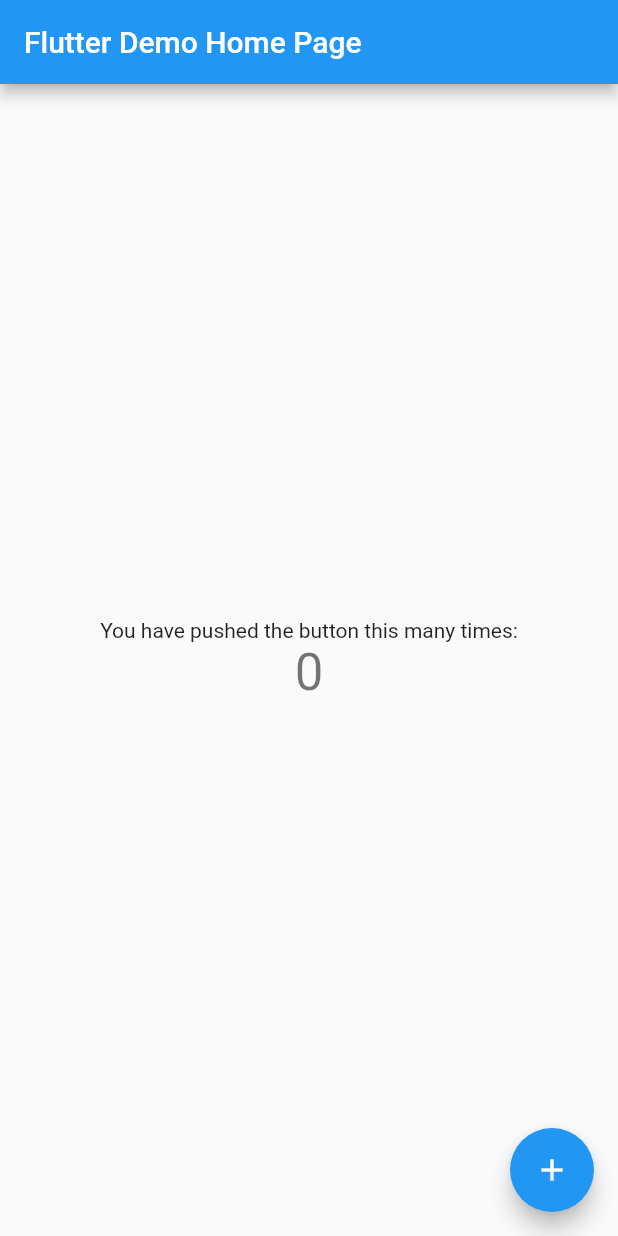
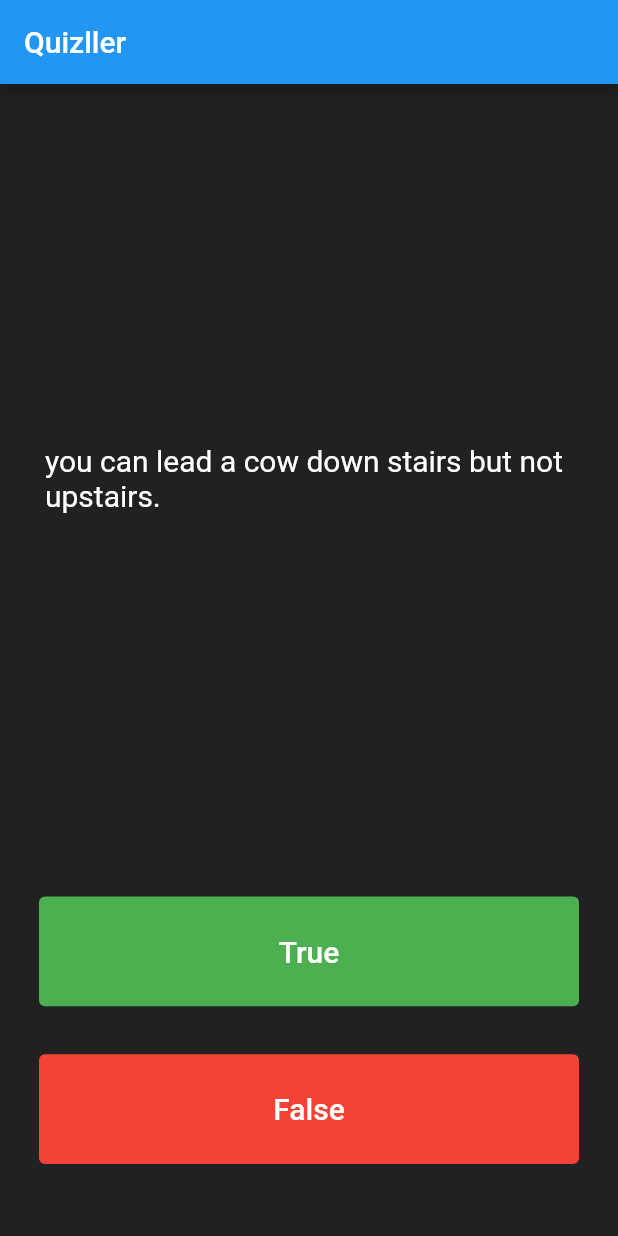
Before and after one commit to pb-droid93/quizller, a Flutter app: the screen it shows after launch, on a phone screen of 412 x 824 dp. Run offline on Flutter 3.47's test engine with Material 2 defaults, Android fonts, the phone set to English and light mode, and no system bars.

Commit message:
custom button and answer added

```diff
--- a/lib/main.dart
+++ b/lib/main.dart
@@ -1,115 +1,31 @@
 import 'package:flutter/material.dart';
+import 'package:quizller/quiz.dart';
 
 void main() {
-  runApp(const MyApp());
+  runApp(const QuizllerApp());
 }
 
-class MyApp extends StatelessWidget {
-  const MyApp({super.key});
+class QuizllerApp extends StatelessWidget {
+  const QuizllerApp({super.key});
 
-  // This widget is the root of your application.
   @override
   Widget build(BuildContext context) {
     return MaterialApp(
-      title: 'Flutter Demo',
-      theme: ThemeData(
-        // This is the theme of your application.
-        //
-        // Try running your application with "flutter run". You'll see the
-        // application has a blue toolbar. Then, without quitting the app, try
-        // changing the primarySwatch below to Colors.green and then invoke
-        // "hot reload" (press "r" in the console where you ran "flutter run",
-        // or simply save your changes to "hot reload" in a Flutter IDE).
-        // Notice that the counter didn't reset back to zero; the application
-        // is not restarted.
-        primarySwatch: Colors.blue,
+      home: Scaffold(
+        appBar: AppBar(
+          title: const Text(
+            'Quizller',
+            style: TextStyle(color: Colors.white),
+          ),
+        ),
+        backgroundColor: Colors.grey.shade900,
+        body: const SafeArea(
+          child: Padding(
+            padding: EdgeInsets.symmetric(horizontal: 10.0),
+            child: QuizPage(),
+          ),
+        ),
       ),
-      home: const MyHomePage(title: 'Flutter Demo Home Page'),
     );
   }
 }
-
-class MyHomePage extends StatefulWidget {
-  const MyHomePage({super.key, required this.title});
-
-  // This widget is the home page of your application. It is stateful, meaning
-  // that it has a State object (defined below) that contains fields that affect
-  // how it looks.
-
-  // This class is the configuration for the state. It holds the values (in this
-  // case the title) provided by the parent (in this case the App widget) and
-  // used by the build method of the State. Fields in a Widget subclass are
-  // always marked "final".
-
-  final String title;
-
-  @override
-  State<MyHomePage> createState() => _MyHomePageState();
-}
-
-class _MyHomePageState extends State<MyHomePage> {
-  int _counter = 0;
-
-  void _incrementCounter() {
-    setState(() {
-      // This call to setState tells the Flutter framework that something has
-      // changed in this State, which causes it to rerun the build method below
-      // so that the display can reflect the updated values. If we changed
-      // _counter without calling setState(), then the build method would not be
-      // called again, and so nothing would appear to happen.
-      _counter++;
-    });
-  }
-
-  @override
-  Widget build(BuildContext context) {
-    // This method is rerun every time setState is called, for instance as done
-    // by the _incrementCounter method above.
-    //
-    // The Flutter framework has been optimized to make rerunning build methods
-    // fast, so that you can just rebuild anything that needs updating rather
-    // than having to individually change instances of widgets.
-    return Scaffold(
-      appBar: AppBar(
-        // Here we take the value from the MyHomePage object that was created by
-        // the App.build method, and use it to set our appbar title.
-        title: Text(widget.title),
-      ),
-      body: Center(
-        // Center is a layout widget. It takes a single child and positions it
-        // in the middle of the parent.
-        child: Column(
-          // Column is also a layout widget. It takes a list of children and
-          // arranges them vertically. By default, it sizes itself to fit its
-          // children horizontally, and tries to be as tall as its parent.
-          //
-          // Invoke "debug painting" (press "p" in the console, choose the
-          // "Toggle Debug Paint" action from the Flutter Inspector in Android
-          // Studio, or the "Toggle Debug Paint" command in Visual Studio Code)
-          // to see the wireframe for each widget.
-          //
-          // Column has various properties to control how it sizes itself and
-          // how it positions its children. Here we use mainAxisAlignment to
-          // center the children vertically; the main axis here is the vertical
-          // axis because Columns are vertical (the cross axis would be
-          // horizontal).
-          mainAxisAlignment: MainAxisAlignment.center,
-          children: <Widget>[
-            const Text(
-              'You have pushed the button this many times:',
-            ),
-            Text(
-              '$_counter',
-              style: Theme.of(context).textTheme.headlineMedium,
-            ),
-          ],
-        ),
-      ),
-      floatingActionButton: FloatingActionButton(
-        onPressed: _incrementCounter,
-        tooltip: 'Increment',
-        child: const Icon(Icons.add),
-      ), // This trailing comma makes auto-formatting nicer for build methods.
-    );
-  }
-}
--- /dev/null
+++ b/lib/quiz.dart
@@ -0,0 +1,146 @@
+import 'package:flutter/material.dart';
+
+class QuizPage extends StatefulWidget {
+  const QuizPage({Key? key}) : super(key: key);
+
+  @override
+  State<QuizPage> createState() => _QuizPageState();
+}
+
+class _QuizPageState extends State<QuizPage> {
+  List<Icon> scoreKeeper = [];
+
+  List<String> question = [
+    'you can lead a cow down stairs but not upstairs.',
+    'Approximately one quarter of huma bones are in the feet.',
+    'A slug\'s blood is green.'
+  ];
+
+  List<bool> answer = [
+    false,
+    true,
+    false,
+  ];
+
+  int indexValue = 0;
+
+  @override
+  Widget build(BuildContext context) {
+    return Column(
+      mainAxisAlignment: MainAxisAlignment.spaceBetween,
+      crossAxisAlignment: CrossAxisAlignment.stretch,
+      children: [
+        Expanded(
+          flex: 5,
+          child: Padding(
+            padding: const EdgeInsets.all(20.0),
+            child: Center(
+              child: Text(
+                question[indexValue],
+                style: const TextStyle(
+                  color: Colors.white,
+                  fontSize: 20,
+                  fontStyle: FontStyle.normal,
+                ),
+              ),
+            ),
+          ),
+        ),
+        Expanded(
+          child: Padding(
+            padding: const EdgeInsets.all(16.0),
+            child: TextButton(
+              onPressed: () {
+                setState(() {
+                  if (indexValue == 2) {
+                    indexValue = 0;
+                  } else {
+                    indexValue++;
+                  }
+
+                  bool correctAns = answer[indexValue];
+                  if (correctAns == true) {
+                    scoreKeeper.add(
+                      const Icon(
+                        Icons.check,
+                        color: Colors.green,
+                      ),
+                    );
+                  } else {
+                    scoreKeeper.add(
+                      const Icon(
+                        Icons.close,
+                        color: Colors.red,
+                      ),
+                    );
+                  }
+                });
+              },
+              style: ButtonStyle(
+                backgroundColor: MaterialStateProperty.all(Colors.green),
+              ),
+              child: const Text(
+                'True',
+                style: TextStyle(
+                  color: Colors.white,
+                  fontSize: 20,
+                  fontStyle: FontStyle.normal,
+                ),
+              ),
+            ),
+          ),
+        ),
+        Expanded(
+          child: Padding(
+            padding: const EdgeInsets.all(16.0),
+            child: TextButton(
+              onPressed: () {
+                setState(() {
+                  if (indexValue == 2) {
+                    indexValue = 0;
+                  } else {
+                    indexValue++;
+                  }
+
+                  bool correctAns = answer[indexValue];
+                  if (correctAns == false) {
+                    scoreKeeper.add(
+                      const Icon(
+                        Icons.check,
+                        color: Colors.green,
+                      ),
+                    );
+                  } else {
+                    scoreKeeper.add(
+                      const Icon(
+                        Icons.close,
+                        color: Colors.red,
+                      ),
+                    );
+                  }
+                });
+              },
+              style: ButtonStyle(
+                backgroundColor: MaterialStateProperty.all(Colors.red),
+              ),
+              child: const Text(
+                'False',
+                style: TextStyle(
+                  color: Colors.white,
+                  fontSize: 20,
+                  fontStyle: FontStyle.normal,
+                ),
+              ),
+            ),
+          ),
+        ),
+        Padding(
+          padding: const EdgeInsets.all(16.0),
+          child: Row(
+            children: scoreKeeper,
+          ),
+        ),
+      ],
+    );
+  }
+}
```
Also changed, not shown: 1 other file.
